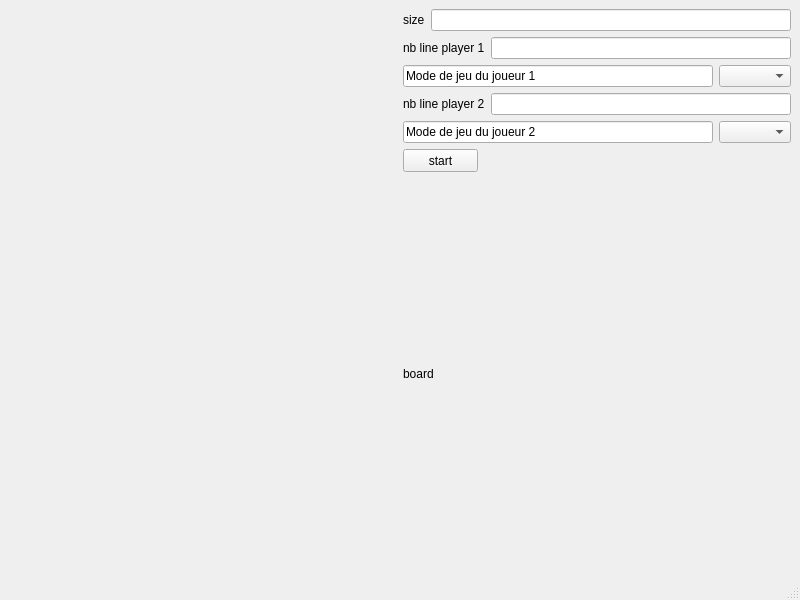
romaincarlsen/EtudesPratiques, file qt/checkers/mainwindow2.ui: the form before one commit.
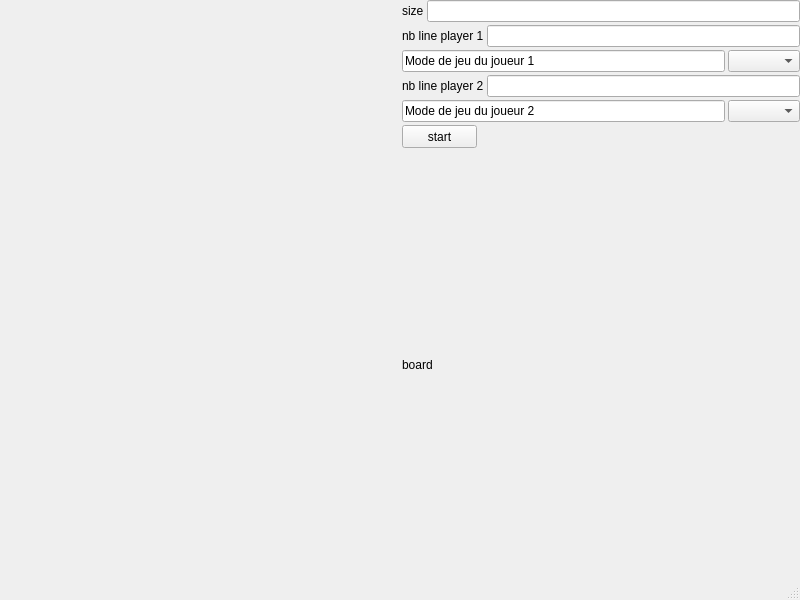
The form after the commit.

Diff of the .ui file:
```diff
--- a/qt/checkers/mainwindow2.ui
+++ b/qt/checkers/mainwindow2.ui
@@ -14,7 +14,7 @@
    </rect>
   </property>
   <property name="sizePolicy">
-   <sizepolicy hsizetype="MinimumExpanding" vsizetype="MinimumExpanding">
+   <sizepolicy hsizetype="Expanding" vsizetype="MinimumExpanding">
     <horstretch>0</horstretch>
     <verstretch>0</verstretch>
    </sizepolicy>
@@ -36,6 +36,21 @@
     </size>
    </property>
    <layout class="QHBoxLayout" name="horizontalLayout_7">
+    <property name="spacing">
+     <number>3</number>
+    </property>
+    <property name="leftMargin">
+     <number>0</number>
+    </property>
+    <property name="topMargin">
+     <number>0</number>
+    </property>
+    <property name="rightMargin">
+     <number>0</number>
+    </property>
+    <property name="bottomMargin">
+     <number>0</number>
+    </property>
     <item>
      <widget class="QFrame" name="border">
       <property name="enabled">
```
Left out of the diff: 2 changed lines with no effect on the pictures.
